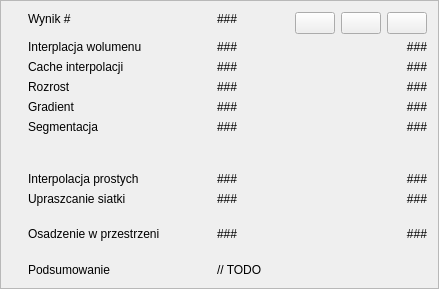
Old version of the form src/SokarUi/SegmentationResultWidget.ui in the repository jedrzejowski/sokar-app.
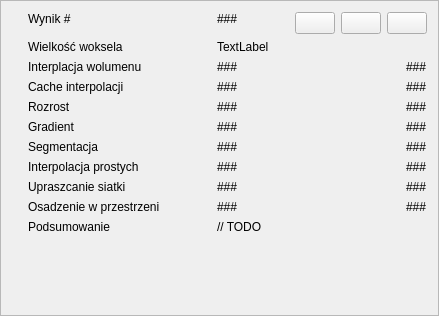
New version of the form. Icons and pictures are not drawn.

```diff
--- a/src/SokarUi/SegmentationResultWidget.ui
+++ b/src/SokarUi/SegmentationResultWidget.ui
@@ -7,7 +7,7 @@
     <x>0</x>
     <y>0</y>
     <width>439</width>
-    <height>289</height>
+    <height>316</height>
    </rect>
   </property>
   <property name="windowTitle">
@@ -20,198 +20,52 @@
    <enum>QFrame::Plain</enum>
   </property>
   <layout class="QGridLayout" name="gridLayout_2" columnstretch="0,1,1,0">
-   <item row="11" column="1">
-    <widget class="QLabel" name="label_7">
-     <property name="text">
-      <string>Osadzenie w przestrzeni</string>
-     </property>
-    </widget>
-   </item>
-   <item row="5" column="2">
-    <widget class="QLabel" name="segmentation_label">
-     <property name="text">
-      <string>###</string>
-     </property>
-     <property name="alignment">
-      <set>Qt::AlignLeading|Qt::AlignLeft|Qt::AlignTop</set>
-     </property>
-    </widget>
-   </item>
-   <item row="3" column="2">
-    <widget class="QLabel" name="region_growth_label">
-     <property name="text">
-      <string>###</string>
-     </property>
-     <property name="alignment">
-      <set>Qt::AlignLeading|Qt::AlignLeft|Qt::AlignTop</set>
-     </property>
-    </widget>
-   </item>
-   <item row="0" column="0" rowspan="14">
-    <widget class="QWidget" name="colorPreview" native="true">
-     <property name="minimumSize">
-      <size>
-       <width>10</width>
-       <height>0</height>
-      </size>
-     </property>
-    </widget>
-   </item>
-   <item row="1" column="3">
-    <widget class="QLabel" name="volume_interpolation_time">
-     <property name="text">
-      <string>###</string>
-     </property>
-     <property name="alignment">
-      <set>Qt::AlignRight|Qt::AlignTrailing|Qt::AlignVCenter</set>
-     </property>
-    </widget>
-   </item>
-   <item row="11" column="2">
-    <widget class="QLabel" name="volume_env_label">
-     <property name="text">
-      <string>###</string>
-     </property>
-    </widget>
-   </item>
-   <item row="13" column="2">
-    <widget class="QLabel" name="sumLabel">
-     <property name="text">
-      <string>// TODO</string>
-     </property>
-     <property name="alignment">
-      <set>Qt::AlignLeading|Qt::AlignLeft|Qt::AlignTop</set>
-     </property>
-    </widget>
-   </item>
-   <item row="3" column="3">
-    <widget class="QLabel" name="region_growth_time">
-     <property name="text">
-      <string>###</string>
-     </property>
-     <property name="alignment">
-      <set>Qt::AlignRight|Qt::AlignTrailing|Qt::AlignVCenter</set>
-     </property>
-    </widget>
-   </item>
-   <item row="5" column="3">
+   <item row="6" column="3">
     <widget class="QLabel" name="segmentation_time">
      <property name="text">
       <string>###</string>
      </property>
-     <property name="alignment">
-      <set>Qt::AlignRight|Qt::AlignTrailing|Qt::AlignVCenter</set>
-     </property>
-    </widget>
-   </item>
-   <item row="8" column="2">
-    <widget class="QLabel" name="line_interpolation_label">
-     <property name="text">
-      <string>###</string>
-     </property>
-    </widget>
-   </item>
-   <item row="2" column="3">
-    <widget class="QLabel" name="volume_interpolation_cache_time">
-     <property name="text">
-      <string>###</string>
-     </property>
-     <property name="alignment">
-      <set>Qt::AlignRight|Qt::AlignTrailing|Qt::AlignVCenter</set>
-     </property>
-    </widget>
-   </item>
-   <item row="2" column="1">
-    <widget class="QLabel" name="label_5">
-     <property name="text">
-      <string>Cache interpolacji</string>
-     </property>
-     <property name="alignment">
-      <set>Qt::AlignLeading|Qt::AlignLeft|Qt::AlignTop</set>
-     </property>
-    </widget>
-   </item>
-   <item row="5" column="1">
-    <widget class="QLabel" name="label_2">
-     <property name="text">
-      <string>Segmentacja</string>
-     </property>
-     <property name="alignment">
-      <set>Qt::AlignLeading|Qt::AlignLeft|Qt::AlignTop</set>
-     </property>
-    </widget>
-   </item>
-   <item row="4" column="3">
-    <widget class="QLabel" name="gradient_time">
-     <property name="text">
-      <string>###</string>
-     </property>
-     <property name="alignment">
-      <set>Qt::AlignRight|Qt::AlignTrailing|Qt::AlignVCenter</set>
-     </property>
-    </widget>
-   </item>
-   <item row="1" column="1">
-    <widget class="QLabel" name="label_4">
-     <property name="text">
-      <string>Interplacja wolumenu</string>
-     </property>
-     <property name="alignment">
-      <set>Qt::AlignLeading|Qt::AlignLeft|Qt::AlignTop</set>
-     </property>
     </widget>
    </item>
    <item row="4" column="2">
-    <widget class="QLabel" name="gradient_label">
+    <widget class="QLabel" name="region_growth_label">
      <property name="text">
       <string>###</string>
      </property>
     </widget>
    </item>
-   <item row="1" column="2">
-    <widget class="QLabel" name="volume_interpolation_label">
-     <property name="text">
-      <string>###</string>
-     </property>
-     <property name="alignment">
-      <set>Qt::AlignLeading|Qt::AlignLeft|Qt::AlignTop</set>
-     </property>
-    </widget>
-   </item>
-   <item row="3" column="1">
+   <item row="4" column="1">
     <widget class="QLabel" name="label_3">
      <property name="text">
       <string>Rozrost</string>
      </property>
-     <property name="alignment">
-      <set>Qt::AlignLeading|Qt::AlignLeft|Qt::AlignTop</set>
+    </widget>
+   </item>
+   <item row="3" column="1">
+    <widget class="QLabel" name="label_5">
+     <property name="text">
+      <string>Cache interpolacji</string>
      </property>
     </widget>
    </item>
-   <item row="8" column="3">
-    <widget class="QLabel" name="line_interpolation_time">
+   <item row="3" column="3">
+    <widget class="QLabel" name="volume_interpolation_cache_time">
      <property name="text">
       <string>###</string>
      </property>
-     <property name="alignment">
-      <set>Qt::AlignRight|Qt::AlignTrailing|Qt::AlignVCenter</set>
-     </property>
     </widget>
    </item>
-   <item row="9" column="3">
-    <widget class="QLabel" name="mesh_simplification_time">
+   <item row="4" column="3">
+    <widget class="QLabel" name="region_growth_time">
      <property name="text">
       <string>###</string>
      </property>
-     <property name="alignment">
-      <set>Qt::AlignRight|Qt::AlignTrailing|Qt::AlignVCenter</set>
-     </property>
     </widget>
    </item>
-   <item row="8" column="1">
-    <widget class="QLabel" name="label_9">
+   <item row="3" column="2">
+    <widget class="QLabel" name="volume_interpolation_cache_label">
      <property name="text">
-      <string>Interpolacja prostych</string>
+      <string>###</string>
      </property>
     </widget>
    </item>
@@ -225,13 +79,17 @@
      </property>
     </widget>
    </item>
-   <item row="9" column="1">
-    <widget class="QLabel" name="label_8">
+   <item row="5" column="1">
+    <widget class="QLabel" name="label_6">
      <property name="text">
-      <string>Upraszcanie siatki</string>
+      <string>Gradient</string>
      </property>
-     <property name="alignment">
-      <set>Qt::AlignLeading|Qt::AlignLeft|Qt::AlignTop</set>
+    </widget>
+   </item>
+   <item row="6" column="2">
+    <widget class="QLabel" name="segmentation_label">
+     <property name="text">
+      <string>###</string>
      </property>
     </widget>
    </item>
@@ -298,50 +156,146 @@
      </item>
     </layout>
    </item>
-   <item row="9" column="2">
+   <item row="2" column="2">
+    <widget class="QLabel" name="volume_interpolation_label">
+     <property name="text">
+      <string>###</string>
+     </property>
+    </widget>
+   </item>
+   <item row="2" column="3">
+    <widget class="QLabel" name="volume_interpolation_time">
+     <property name="text">
+      <string>###</string>
+     </property>
+    </widget>
+   </item>
+   <item row="5" column="3">
+    <widget class="QLabel" name="gradient_time">
+     <property name="text">
+      <string>###</string>
+     </property>
+    </widget>
+   </item>
+   <item row="2" column="1">
+    <widget class="QLabel" name="label_4">
+     <property name="text">
+      <string>Interplacja wolumenu</string>
+     </property>
+    </widget>
+   </item>
+   <item row="6" column="1">
+    <widget class="QLabel" name="label_2">
+     <property name="text">
+      <string>Segmentacja</string>
+     </property>
+    </widget>
+   </item>
+   <item row="5" column="2">
+    <widget class="QLabel" name="gradient_label">
+     <property name="text">
+      <string>###</string>
+     </property>
+    </widget>
+   </item>
+   <item row="0" column="0" rowspan="15">
+    <widget class="QWidget" name="colorPreview" native="true">
+     <property name="minimumSize">
+      <size>
+       <width>10</width>
+       <height>0</height>
+      </size>
+     </property>
+    </widget>
+   </item>
+   <item row="1" column="1">
+    <widget class="QLabel" name="label_11">
+     <property name="text">
+      <string>Wielkość woksela</string>
+     </property>
+    </widget>
+   </item>
+   <item row="7" column="1">
+    <widget class="QLabel" name="label_9">
+     <property name="text">
+      <string>Interpolacja prostych</string>
+     </property>
+    </widget>
+   </item>
+   <item row="7" column="2">
+    <widget class="QLabel" name="line_interpolation_label">
+     <property name="text">
+      <string>###</string>
+     </property>
+    </widget>
+   </item>
+   <item row="7" column="3">
+    <widget class="QLabel" name="line_interpolation_time">
+     <property name="text">
+      <string>###</string>
+     </property>
+    </widget>
+   </item>
+   <item row="8" column="1">
+    <widget class="QLabel" name="label_8">
+     <property name="text">
+      <string>Upraszcanie siatki</string>
+     </property>
+    </widget>
+   </item>
+   <item row="8" column="2">
     <widget class="QLabel" name="mesh_simplification_label">
      <property name="text">
       <string>###</string>
      </property>
-     <property name="alignment">
-      <set>Qt::AlignLeading|Qt::AlignLeft|Qt::AlignTop</set>
+    </widget>
+   </item>
+   <item row="8" column="3">
+    <widget class="QLabel" name="mesh_simplification_time">
+     <property name="text">
+      <string>###</string>
      </property>
     </widget>
    </item>
-   <item row="13" column="1">
+   <item row="9" column="1">
+    <widget class="QLabel" name="label_7">
+     <property name="text">
+      <string>Osadzenie w przestrzeni</string>
+     </property>
+    </widget>
+   </item>
+   <item row="9" column="2">
+    <widget class="QLabel" name="volume_env_label">
+     <property name="text">
+      <string>###</string>
+     </property>
+    </widget>
+   </item>
+   <item row="9" column="3">
+    <widget class="QLabel" name="volume_env_time">
+     <property name="text">
+      <string>###</string>
+     </property>
+    </widget>
+   </item>
+   <item row="10" column="1">
     <widget class="QLabel" name="label_10">
      <property name="text">
       <string>Podsumowanie</string>
      </property>
-     <property name="alignment">
-      <set>Qt::AlignLeading|Qt::AlignLeft|Qt::AlignTop</set>
-     </property>
     </widget>
    </item>
-   <item row="4" column="1">
-    <widget class="QLabel" name="label_6">
+   <item row="10" column="2">
+    <widget class="QLabel" name="sumLabel">
      <property name="text">
-      <string>Gradient</string>
+      <string>// TODO</string>
      </property>
     </widget>
    </item>
-   <item row="2" column="2">
-    <widget class="QLabel" name="volume_interpolation_cache_label">
+   <item row="1" column="2">
+    <widget class="QLabel" name="woksel_size_label">
      <property name="text">
-      <string>###</string>
-     </property>
-     <property name="alignment">
-      <set>Qt::AlignLeading|Qt::AlignLeft|Qt::AlignTop</set>
-     </property>
-    </widget>
-   </item>
-   <item row="11" column="3">
-    <widget class="QLabel" name="volume_env_time">
-     <property name="text">
-      <string>###</string>
-     </property>
-     <property name="alignment">
-      <set>Qt::AlignRight|Qt::AlignTrailing|Qt::AlignVCenter</set>
+      <string>TextLabel</string>
      </property>
     </widget>
    </item>
```
